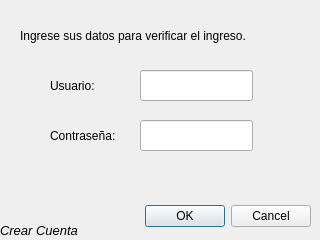
Qt form login_user.ui (ehuenuman/TareaI-INFO175) before a commit.
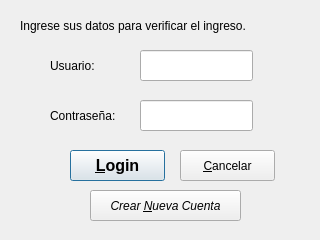
The same form after that commit.

Commit message: Interfaz Qt de la ventana login_user

```diff
--- a/login_user.ui
+++ b/login_user.ui
@@ -13,27 +13,11 @@
   <property name="windowTitle">
    <string>Confirmación de Identidad</string>
   </property>
-  <widget class="QDialogButtonBox" name="buttonBox">
-   <property name="geometry">
-    <rect>
-     <x>10</x>
-     <y>200</y>
-     <width>301</width>
-     <height>32</height>
-    </rect>
-   </property>
-   <property name="orientation">
-    <enum>Qt::Horizontal</enum>
-   </property>
-   <property name="standardButtons">
-    <set>QDialogButtonBox::Cancel|QDialogButtonBox::Ok</set>
-   </property>
-  </widget>
   <widget class="QLineEdit" name="usuarioLineEdit">
    <property name="geometry">
     <rect>
      <x>140</x>
-     <y>70</y>
+     <y>50</y>
      <width>113</width>
      <height>31</height>
     </rect>
@@ -43,7 +27,7 @@
    <property name="geometry">
     <rect>
      <x>50</x>
-     <y>70</y>
+     <y>50</y>
      <width>61</width>
      <height>31</height>
     </rect>
@@ -56,7 +40,7 @@
    <property name="geometry">
     <rect>
      <x>50</x>
-     <y>120</y>
+     <y>100</y>
      <width>81</width>
      <height>31</height>
     </rect>
@@ -69,13 +53,16 @@
    <property name="geometry">
     <rect>
      <x>140</x>
-     <y>120</y>
+     <y>100</y>
      <width>113</width>
      <height>31</height>
     </rect>
    </property>
    <property name="inputMethodHints">
-    <set>Qt::ImhNone</set>
+    <set>Qt::ImhHiddenText|Qt::ImhNoAutoUppercase|Qt::ImhNoPredictiveText</set>
+   </property>
+   <property name="echoMode">
+    <enum>QLineEdit::Password</enum>
    </property>
    <property name="readOnly">
     <bool>false</bool>
@@ -85,7 +72,7 @@
    <property name="geometry">
     <rect>
      <x>20</x>
-     <y>10</y>
+     <y>0</y>
      <width>281</width>
      <height>51</height>
     </rect>
@@ -94,33 +81,61 @@
     <string>Ingrese sus datos para verificar el ingreso. </string>
    </property>
   </widget>
-  <widget class="QLabel" name="label">
+  <widget class="QPushButton" name="loginButton">
    <property name="geometry">
     <rect>
-     <x>0</x>
-     <y>220</y>
-     <width>91</width>
-     <height>21</height>
+     <x>70</x>
+     <y>150</y>
+     <width>95</width>
+     <height>31</height>
     </rect>
    </property>
    <property name="font">
     <font>
-     <pointsize>10</pointsize>
-     <weight>50</weight>
+     <pointsize>12</pointsize>
+     <weight>75</weight>
+     <bold>true</bold>
+    </font>
+   </property>
+   <property name="text">
+    <string>&amp;Login</string>
+   </property>
+  </widget>
+  <widget class="QPushButton" name="cancelarButton">
+   <property name="geometry">
+    <rect>
+     <x>180</x>
+     <y>150</y>
+     <width>95</width>
+     <height>31</height>
+    </rect>
+   </property>
+   <property name="text">
+    <string>&amp;Cancelar</string>
+   </property>
+  </widget>
+  <widget class="QPushButton" name="nuevaCuentaButton">
+   <property name="enabled">
+    <bool>true</bool>
+   </property>
+   <property name="geometry">
+    <rect>
+     <x>90</x>
+     <y>190</y>
+     <width>151</width>
+     <height>31</height>
+    </rect>
+   </property>
+   <property name="font">
+    <font>
      <italic>true</italic>
-     <bold>false</bold>
-     <strikeout>false</strikeout>
-     <kerning>true</kerning>
     </font>
    </property>
    <property name="toolTip">
     <string>&lt;html&gt;&lt;head/&gt;&lt;body&gt;&lt;p align=&quot;center&quot;&gt;&lt;span style=&quot; font-size:10pt;&quot;&gt;No posee una cuenta.&lt;/span&gt;&lt;/p&gt;&lt;p align=&quot;center&quot;&gt;&lt;span style=&quot; font-size:10pt;&quot;&gt;Cree una para ingresar.&lt;/span&gt;&lt;/p&gt;&lt;/body&gt;&lt;/html&gt;</string>
    </property>
    <property name="text">
-    <string>Crear Cuenta</string>
-   </property>
-   <property name="wordWrap">
-    <bool>false</bool>
+    <string>Crear &amp;Nueva Cuenta</string>
    </property>
   </widget>
  </widget>
```
Left out of the diff: 33 changed lines with no effect on the pictures.
